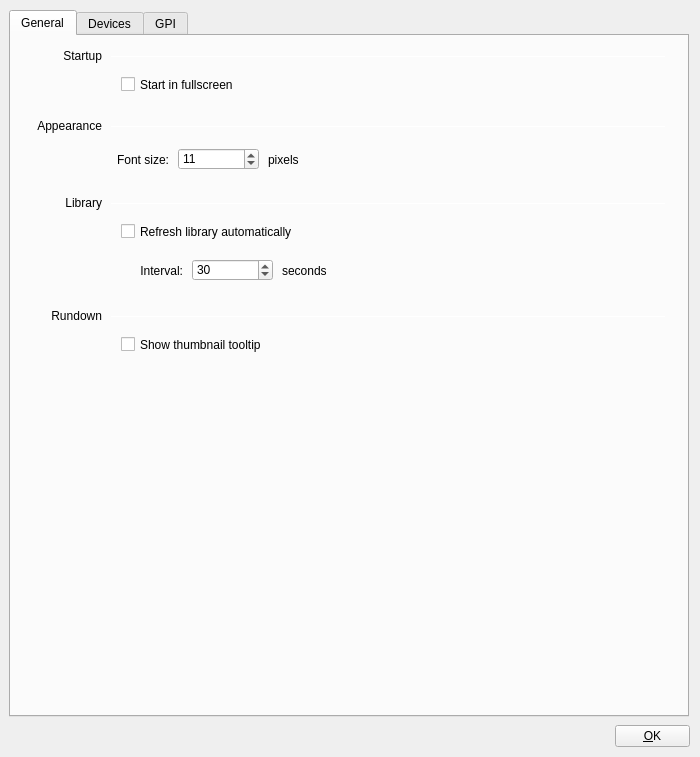
This is src/Widgets/SettingsDialog.ui in CasparCG/client as Qt 5 draws it before an edit. The edited form follows.
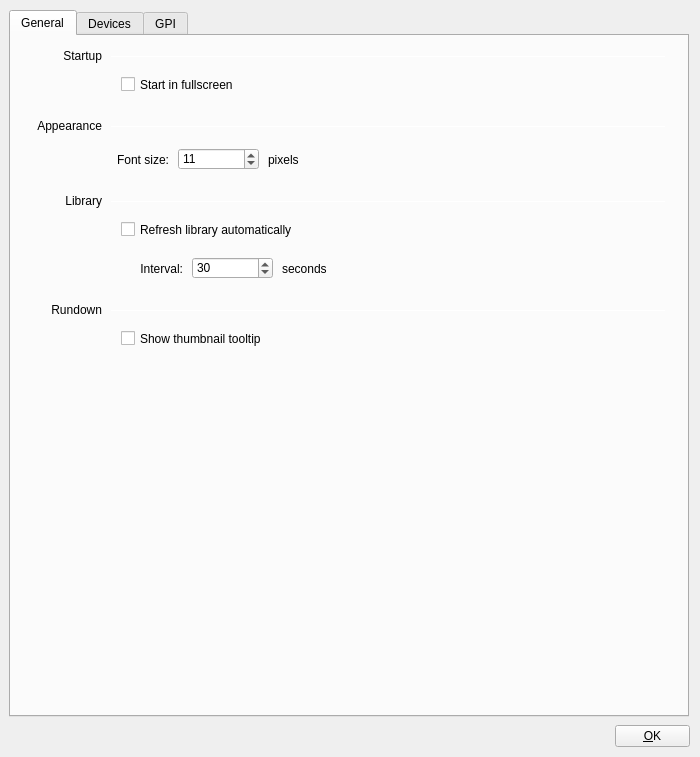
This is the edited form.

```diff
--- a/src/Widgets/SettingsDialog.ui
+++ b/src/Widgets/SettingsDialog.ui
@@ -48,7 +48,7 @@
      <property name="geometry">
       <rect>
        <x>10</x>
-       <y>159</y>
+       <y>157</y>
        <width>81</width>
        <height>16</height>
       </rect>
@@ -64,7 +64,7 @@
      <property name="geometry">
       <rect>
        <x>100</x>
-       <y>167</y>
+       <y>165</y>
        <width>555</width>
        <height>1</height>
       </rect>
@@ -77,7 +77,7 @@
      <property name="geometry">
       <rect>
        <x>111</x>
-       <y>225</y>
+       <y>223</y>
        <width>61</width>
        <height>20</height>
       </rect>
@@ -93,7 +93,7 @@
      <property name="geometry">
       <rect>
        <x>181</x>
-       <y>223</y>
+       <y>221</y>
        <width>81</width>
        <height>22</height>
       </rect>
@@ -109,7 +109,7 @@
      <property name="geometry">
       <rect>
        <x>271</x>
-       <y>227</y>
+       <y>225</y>
        <width>62</width>
        <height>16</height>
       </rect>
@@ -238,7 +238,7 @@
      <property name="geometry">
       <rect>
        <x>110</x>
-       <y>187</y>
+       <y>185</y>
        <width>211</width>
        <height>17</height>
       </rect>
@@ -254,7 +254,7 @@
      <property name="geometry">
       <rect>
        <x>10</x>
-       <y>272</y>
+       <y>266</y>
        <width>81</width>
        <height>16</height>
       </rect>
@@ -270,7 +270,7 @@
      <property name="geometry">
       <rect>
        <x>100</x>
-       <y>280</y>
+       <y>274</y>
        <width>555</width>
        <height>1</height>
       </rect>
@@ -283,7 +283,7 @@
      <property name="geometry">
       <rect>
        <x>110</x>
-       <y>300</y>
+       <y>294</y>
        <width>171</width>
        <height>17</height>
       </rect>
```
